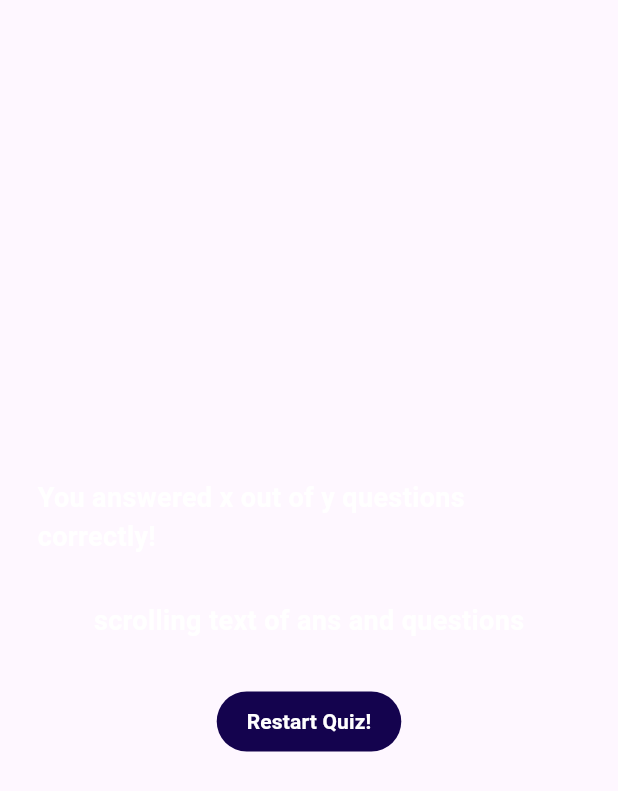
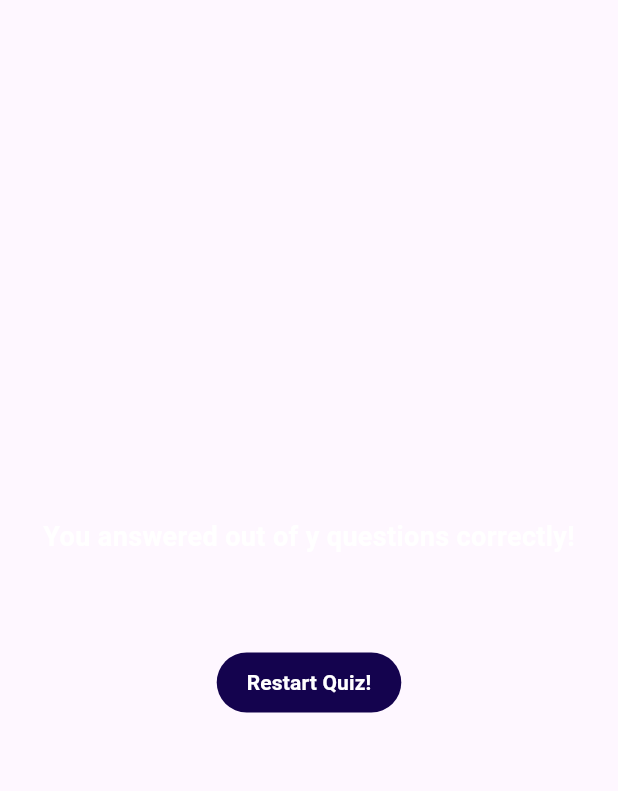
Before and after one commit to Ebrahim-Hossain/advance_basic, a Flutter app: the ResultScreen widget shown alone on an empty page, opened directly with empty values, on a phone screen of 412 x 824 dp. Shown: the top 791 px of the screen. Run offline on Flutter 3.47's test engine with Material 3 defaults, Android fonts, the phone set to English and light mode, and no system bars; our stand-ins replace google_fonts.

```diff
--- a/lib/quiz.dart
+++ b/lib/quiz.dart
@@ -23,7 +23,6 @@ class _QuizText extends State<Quiz> {
 
     if (selectedAnswer.length == questions.length) {
       setState(() {
-        selectedAnswer = [];
         activeScreen = 'Result-Screen';
       });
     }
--- a/lib/result_screen.dart
+++ b/lib/result_screen.dart
@@ -1,5 +1,6 @@
 import 'package:advance_basics/data/questions.dart';
 import 'package:flutter/material.dart';
+import 'models/questions_summary.dart';
 
 class ResultScreen extends StatelessWidget {
   const ResultScreen({super.key, required this.quizRestart,required this.chosenAnswer});
@@ -32,17 +33,14 @@ class ResultScreen extends StatelessWidget {
             child: Column(
               mainAxisAlignment: MainAxisAlignment.center,
               children: [const  Text(
-                  'You answered x out of y questions correctly!',
+                  'You answered out of y questions correctly!',
               style: TextStyle(
                   color: Colors.white,
                   fontWeight: FontWeight.bold,
                   fontSize: 18),
               ),
                 const  SizedBox(height: 30,),
-                const  Text("scrolling text of ans and questions",style: TextStyle(
-                    color: Colors.white,
-                    fontWeight: FontWeight.bold,
-                    fontSize: 18),),
+                 Summary(summaryData: getSummaryData()),
                 const  SizedBox(height: 30,),
                 TextButton(onPressed: () { quizRestart(); }
                   ,style: TextButton.styleFrom(
```
Also changed, not shown: lib/models/questions_summary.dart (+6 -1 lines).
